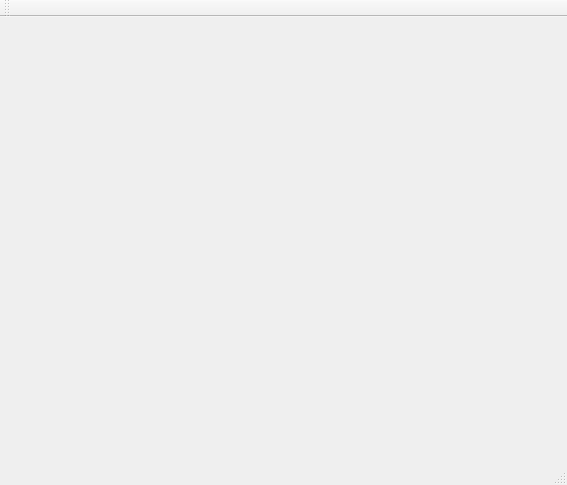
thelonecrouton/bitcredit, file src/qt/forms/assetspage.ui: the form before one commit.
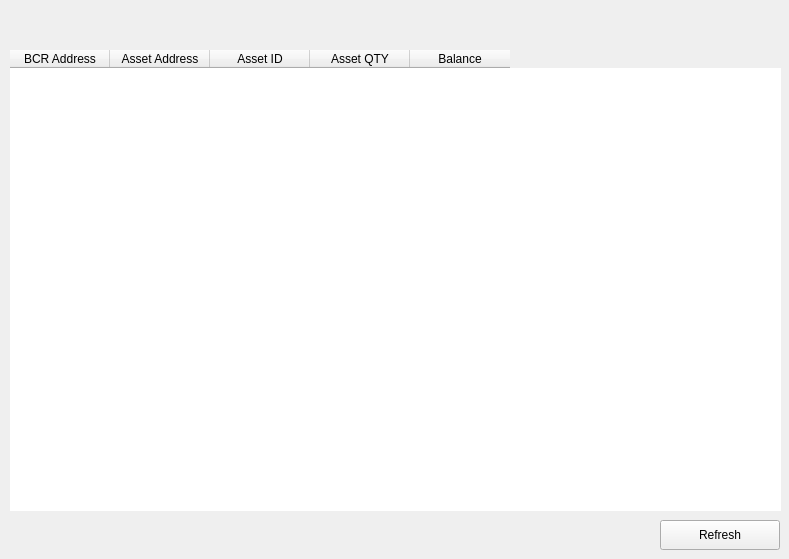
The form after the commit.

```diff
--- a/src/qt/forms/assetspage.ui
+++ b/src/qt/forms/assetspage.ui
@@ -1,52 +1,112 @@
 <?xml version="1.0" encoding="UTF-8"?>
 <ui version="4.0">
- <class>MainWindow</class>
- <widget class="QMainWindow" name="Assets">
+ <class>AssetsPage</class>
+ <widget class="QWidget" name="AssetsPage">
   <property name="geometry">
    <rect>
     <x>0</x>
     <y>0</y>
-    <width>567</width>
-    <height>485</height>
+    <width>789</width>
+    <height>559</height>
    </rect>
   </property>
   <property name="windowTitle">
    <string>MainWindow</string>
   </property>
-  <widget class="QWidget" name="centralWidget">
-   <widget class="QWidget" name="verticalLayoutWidget">
-    <property name="geometry">
-     <rect>
-      <x>80</x>
-      <y>20</y>
-      <width>441</width>
-      <height>271</height>
-     </rect>
-    </property>
-    <layout class="QVBoxLayout" name="verticalLayout"/>
-   </widget>
-  </widget>
-  <widget class="QMenuBar" name="menuBar">
+  <widget class="QPushButton" name="startButton">
    <property name="geometry">
     <rect>
-     <x>0</x>
-     <y>0</y>
-     <width>567</width>
-     <height>27</height>
+     <x>660</x>
+     <y>520</y>
+     <width>120</width>
+     <height>30</height>
     </rect>
    </property>
+   <property name="sizePolicy">
+    <sizepolicy hsizetype="Fixed" vsizetype="Fixed">
+     <horstretch>0</horstretch>
+     <verstretch>0</verstretch>
+    </sizepolicy>
+   </property>
+   <property name="minimumSize">
+    <size>
+     <width>120</width>
+     <height>30</height>
+    </size>
+   </property>
+   <property name="maximumSize">
+    <size>
+     <width>16777215</width>
+     <height>30</height>
+    </size>
+   </property>
+   <property name="styleSheet">
+    <string notr="true"/>
+   </property>
+   <property name="text">
+    <string>Refresh</string>
+   </property>
   </widget>
-  <widget class="QToolBar" name="mainToolBar">
-   <attribute name="toolBarArea">
-    <enum>TopToolBarArea</enum>
-   </attribute>
-   <attribute name="toolBarBreak">
+  <widget class="QTableWidget" name="tableWidget">
+   <property name="geometry">
+    <rect>
+     <x>10</x>
+     <y>50</y>
+     <width>771</width>
+     <height>461</height>
+    </rect>
+   </property>
+   <property name="frameShape">
+    <enum>QFrame::NoFrame</enum>
+   </property>
+   <property name="frameShadow">
+    <enum>QFrame::Sunken</enum>
+   </property>
+   <property name="sizeAdjustPolicy">
+    <enum>QAbstractScrollArea::AdjustToContents</enum>
+   </property>
+   <property name="editTriggers">
+    <set>QAbstractItemView::NoEditTriggers</set>
+   </property>
+   <property name="showDropIndicator" stdset="0">
     <bool>false</bool>
-   </attribute>
+   </property>
+   <property name="dragDropOverwriteMode">
+    <bool>false</bool>
+   </property>
+   <property name="showGrid">
+    <bool>false</bool>
+   </property>
+   <property name="sortingEnabled">
+    <bool>true</bool>
+   </property>
+   <column>
+    <property name="text">
+     <string>BCR Address</string>
+    </property>
+   </column>
+   <column>
+    <property name="text">
+     <string>Asset Address</string>
+    </property>
+   </column>
+   <column>
+    <property name="text">
+     <string>Asset ID</string>
+    </property>
+   </column>
+   <column>
+    <property name="text">
+     <string>Asset QTY</string>
+    </property>
+   </column>
+   <column>
+    <property name="text">
+     <string>Balance</string>
+    </property>
+   </column>
   </widget>
-  <widget class="QStatusBar" name="statusBar"/>
  </widget>
- <layoutdefault spacing="6" margin="11"/>
  <resources/>
  <connections/>
 </ui>
```
Left out of the diff: 2 changed lines with no effect on the pictures.
